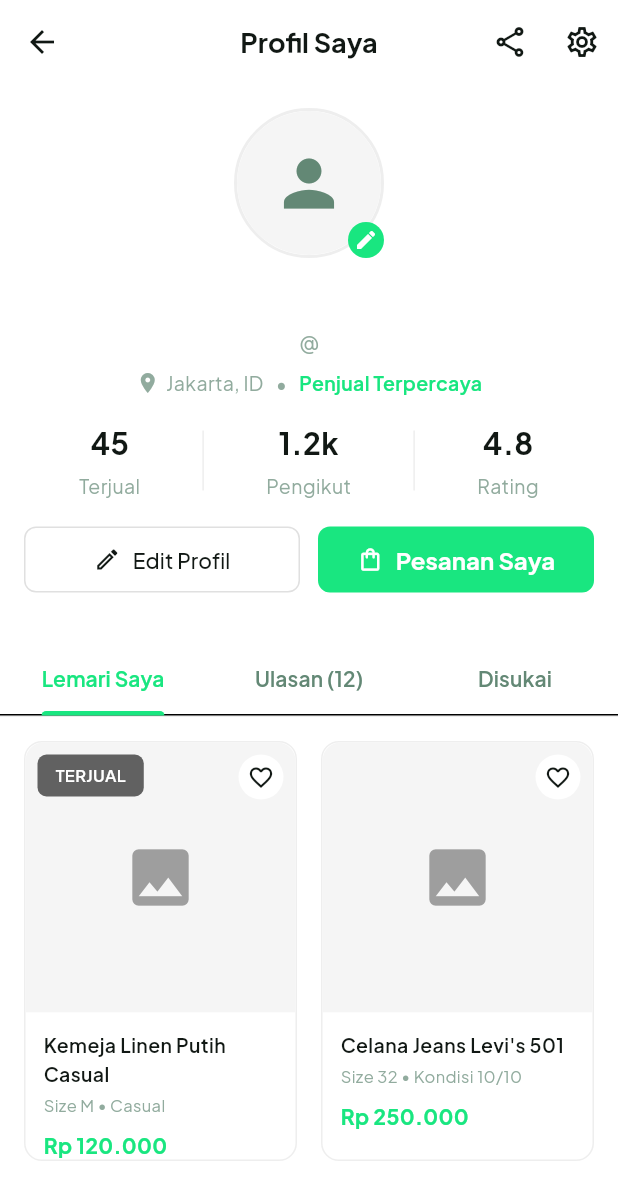
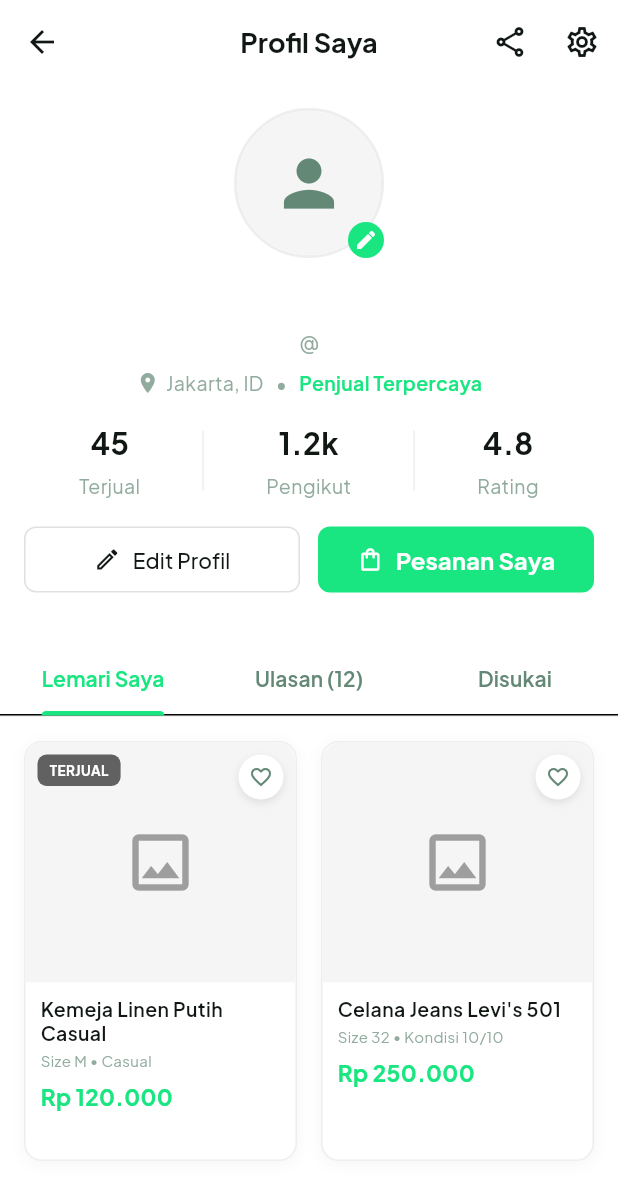
Before and after one commit to kholilmustofa/thriftly_app, a Flutter app: the ProfileScreen screen opened directly, on a phone screen of 412 x 824 dp. Shown: the top 1200 px of the screen. Run offline on Flutter 3.47's test engine with Material 3 defaults, Android fonts, the light colour scheme and no system bars; our stand-ins replace cloud_firestore, firebase_auth, firebase_core, firebase_storage, google_fonts, google_sign_in and 2 more; accounts and stored records are empty.

Commit message:
Fix card overflow: reduce image height and spacing in both home and profile screens

```diff
--- a/lib/screens/profile_screen.dart
+++ b/lib/screens/profile_screen.dart
@@ -353,6 +353,13 @@ class _ProfileScreenState extends State<ProfileScreen>
         color: Colors.white,
         borderRadius: BorderRadius.circular(12),
         border: Border.all(color: Colors.grey.shade200),
+        boxShadow: [
+          BoxShadow(
+            color: Colors.black.withValues(alpha: 0.04),
+            blurRadius: 8,
+            offset: const Offset(0, 2),
+          ),
+        ],
       ),
       child: Column(
         crossAxisAlignment: CrossAxisAlignment.start,
@@ -365,10 +372,14 @@ class _ProfileScreenState extends State<ProfileScreen>
                   top: Radius.circular(12),
                 ),
                 child: Container(
-                  height: 180,
+                  height: 160, // Reduced from 180
                   width: double.infinity,
                   color: Colors.grey.shade100,
-                  child: const Icon(Icons.image, size: 50, color: Colors.grey),
+                  child: const Icon(
+                    Icons.image_outlined,
+                    size: 50,
+                    color: Colors.grey,
+                  ),
                 ),
               ),
               // Status Badge
@@ -378,8 +389,8 @@ class _ProfileScreenState extends State<ProfileScreen>
                   left: 8,
                   child: Container(
                     padding: const EdgeInsets.symmetric(
-                      horizontal: 12,
-                      vertical: 6,
+                      horizontal: 8,
+                      vertical: 4,
                     ),
                     decoration: BoxDecoration(
                       color: Colors.grey.shade700,
@@ -389,8 +400,9 @@ class _ProfileScreenState extends State<ProfileScreen>
                       product['status'],
                       style: const TextStyle(
                         color: Colors.white,
-                        fontSize: 11,
-                        fontWeight: FontWeight.w600,
+                        fontSize: 9,
+                        fontWeight: FontWeight.w700,
+                        letterSpacing: 0.3,
                       ),
                     ),
                   ),
@@ -400,15 +412,25 @@ class _ProfileScreenState extends State<ProfileScreen>
                 top: 8,
                 right: 8,
                 child: Container(
-                  padding: const EdgeInsets.all(6),
-                  decoration: const BoxDecoration(
+                  width: 30,
+                  height: 30,
+                  decoration: BoxDecoration(
                     color: Colors.white,
                     shape: BoxShape.circle,
+                    boxShadow: [
+                      BoxShadow(
+                        color: Colors.black.withValues(alpha: 0.1),
+                        blurRadius: 4,
+                        offset: const Offset(0, 2),
+                      ),
+                    ],
                   ),
-                  child: const Icon(
-                    Icons.favorite_border,
-                    size: 18,
-                    color: AppTheme.textMain,
+                  child: const Center(
+                    child: Icon(
+                      Icons.favorite_border,
+                      size: 16,
+                      color: AppTheme.textSecondary,
+                    ),
                   ),
                 ),
               ),
@@ -417,7 +439,7 @@ class _ProfileScreenState extends State<ProfileScreen>
 
           // Product Info
           Padding(
-            padding: const EdgeInsets.all(12),
+            padding: const EdgeInsets.all(10), // Reduced from 12
             child: Column(
               crossAxisAlignment: CrossAxisAlignment.start,
               children: [
@@ -427,23 +449,24 @@ class _ProfileScreenState extends State<ProfileScreen>
                     fontSize: 13,
                     fontWeight: FontWeight.w600,
                     color: AppTheme.textMain,
+                    height: 1.2,
                   ),
                   maxLines: 2,
                   overflow: TextOverflow.ellipsis,
                 ),
-                const SizedBox(height: 4),
+                const SizedBox(height: 3),
                 Text(
                   '${product['size']} • ${product['condition']}',
                   style: TextStyle(
-                    fontSize: 11,
+                    fontSize: 10,
                     color: AppTheme.textSecondary.withValues(alpha: 0.7),
                   ),
                 ),
-                const SizedBox(height: 8),
+                const SizedBox(height: 6),
                 Text(
                   product['price'],
                   style: const TextStyle(
-                    fontSize: 14,
+                    fontSize: 15,
                     fontWeight: FontWeight.bold,
                     color: AppTheme.primary,
                   ),
```
Also changed, not shown: lib/widgets/product_card.dart (+21 -20 lines).
